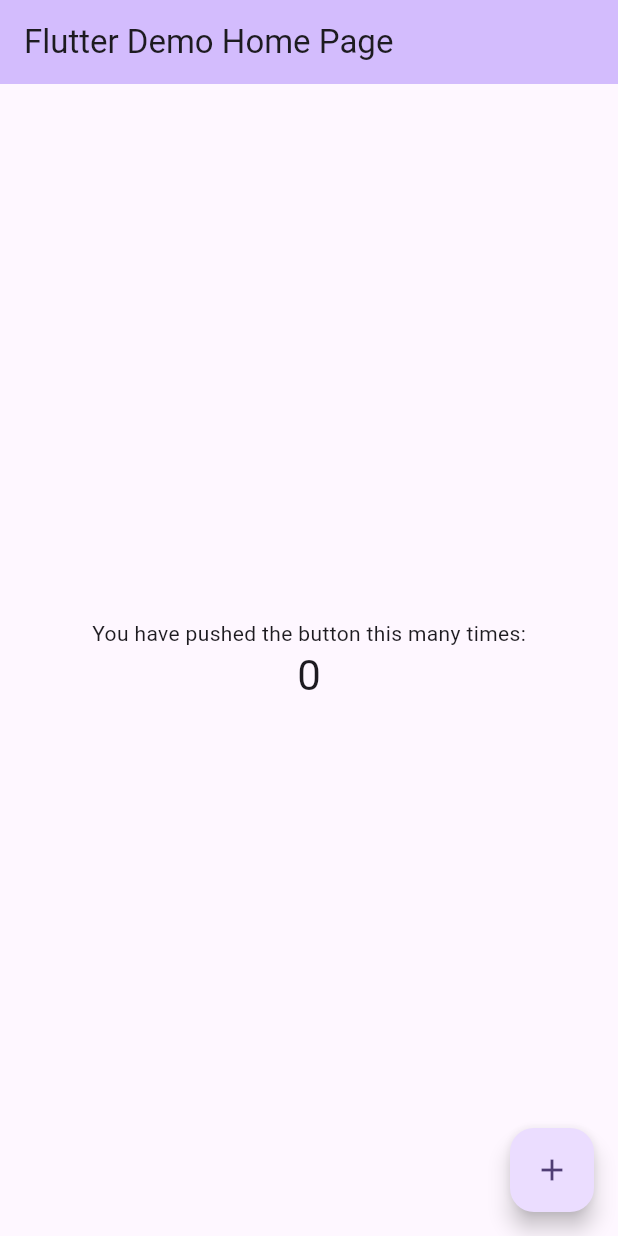
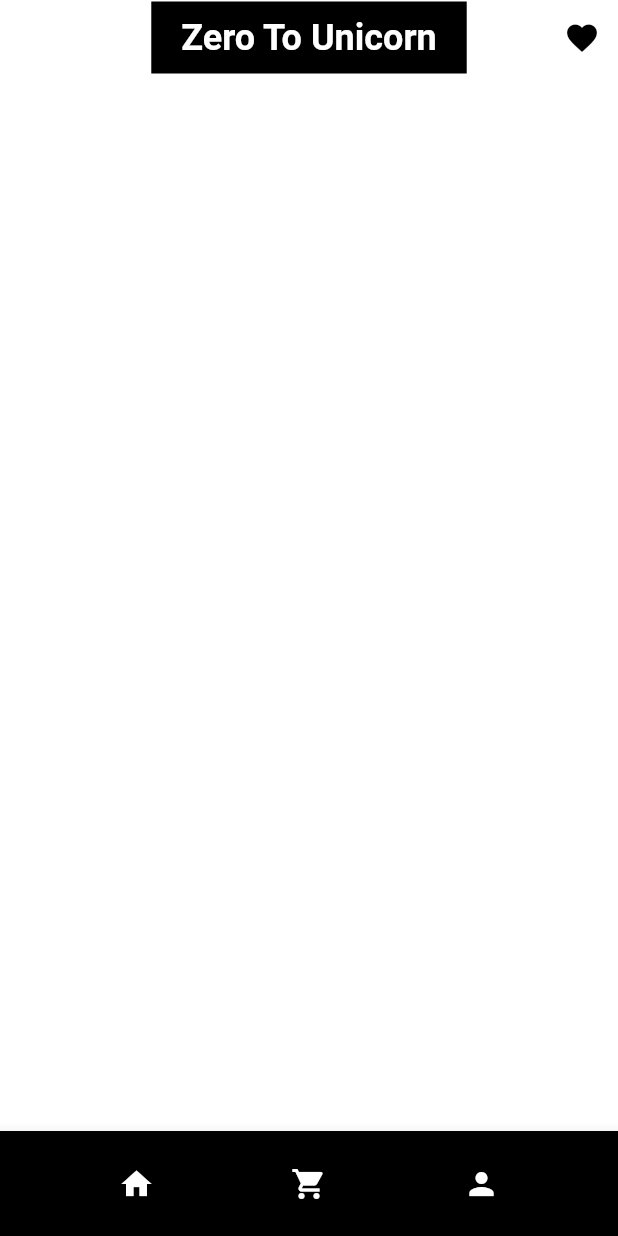
Before and after one commit to OhioTeppich/eCommerce, a Flutter app: the screen it shows after launch, on a phone screen of 412 x 824 dp. Run offline on Flutter 3.47's test engine with Material 2 defaults, Android fonts, the phone set to English and light mode, and no system bars; Roboto replaces fonts that are missing (Avenir).

Commit message:
AppBar, NavBar & App Route

```diff
--- /dev/null
+++ b/lib/config/app_router.dart
@@ -0,0 +1,39 @@
+import 'dart:developer';
+
+import 'package:ecommerce/screens/screens.dart';
+import 'package:flutter/material.dart';
+
+class AppRouter {
+  static Route onGenerateRoute(RouteSettings settings) {
+    log('This is route: $settings');
+
+    switch (settings.name) {
+      case '/':
+        return HomeScreen.route();
+/*       case HomeScreen.routeName:
+        return HomeScreen.route(); */
+      case CartScreen.routeName:
+        return CartScreen.route();
+      case WishlistScreen.routeName:
+        return WishlistScreen.route();
+      case ProductScreen.routeName:
+        return CartScreen.route();
+      case CatalogScreen.routeName:
+        return CartScreen.route();
+      default:
+        return _errorRoute();
+    }
+  }
+
+  static Route _errorRoute() {
+    return MaterialPageRoute(
+      settings: const RouteSettings(name: '/error'),
+      builder: (_) => Scaffold(
+        appBar: AppBar(
+          backgroundColor: Colors.red,
+          title: const Text('Error'),
+        ),
+      ),
+    );
+  }
+}
--- /dev/null
+++ b/lib/config/theme.dart
@@ -0,0 +1,54 @@
+import 'package:flutter/material.dart';
+
+ThemeData theme() {
+  return ThemeData(
+    scaffoldBackgroundColor: Colors.white,
+    fontFamily: 'Avenir',
+    textTheme: textTheme(),
+  );
+}
+
+TextTheme textTheme() {
+  return const TextTheme(
+    displayLarge: TextStyle(
+      color: Colors.black,
+      fontSize: 32,
+      fontWeight: FontWeight.bold,
+    ),
+    displayMedium: TextStyle(
+      color: Colors.black,
+      fontSize: 24,
+      fontWeight: FontWeight.bold,
+    ),
+    displaySmall: TextStyle(
+      color: Colors.black,
+      fontSize: 18,
+      fontWeight: FontWeight.bold,
+    ),
+    headlineMedium: TextStyle(
+      color: Colors.black,
+      fontSize: 16,
+      fontWeight: FontWeight.bold,
+    ),
+    headlineSmall: TextStyle(
+      color: Colors.black,
+      fontSize: 14,
+      fontWeight: FontWeight.normal,
+    ),
+    titleLarge: TextStyle(
+      color: Colors.black,
+      fontSize: 14,
+      fontWeight: FontWeight.normal,
+    ),
+    bodyLarge: TextStyle(
+      color: Colors.black,
+      fontSize: 12,
+      fontWeight: FontWeight.normal,
+    ),
+    bodyMedium: TextStyle(
+      color: Colors.black,
+      fontSize: 10,
+      fontWeight: FontWeight.normal,
+    ),
+  );
+}
--- a/lib/main.dart
+++ b/lib/main.dart
@@ -1,4 +1,9 @@
+import 'package:ecommerce/config/app_router.dart';
 import 'package:flutter/material.dart';
+
+import 'config/theme.dart';
+import 'screens/home/home_screen.dart';
+import 'widgets/widgets.dart';
 
 void main() {
   runApp(const MyApp());
@@ -11,86 +16,10 @@ class MyApp extends StatelessWidget {
   @override
   Widget build(BuildContext context) {
     return MaterialApp(
-      title: 'Flutter Demo',
-      theme: ThemeData(
-        colorScheme: ColorScheme.fromSeed(seedColor: Colors.deepPurple),
-        useMaterial3: true,
-      ),
-      home: const MyHomePage(title: 'Flutter Demo Home Page'),
+      title: 'Zero To Unicorn',
+      theme: theme(),
+      onGenerateRoute: AppRouter.onGenerateRoute,
+      initialRoute: HomeScreen.routeName,
     );
   }
 }
-
-class MyHomePage extends StatefulWidget {
-  const MyHomePage({super.key, required this.title});
-
-  final String title;
-
-  @override
-  State<MyHomePage> createState() => _MyHomePageState();
-}
-
-class _MyHomePageState extends State<MyHomePage> {
-  int _counter = 0;
-
-  void _incrementCounter() {
-    setState(() {
-      _counter++;
-    });
-  }
-
-  @override
-  Widget build(BuildContext context) {
-    // This method is rerun every time setState is called, for instance as done
-    // by the _incrementCounter method above.
-    //
-    // The Flutter framework has been optimized to make rerunning build methods
-    // fast, so that you can just rebuild anything that needs updating rather
-    // than having to individually change instances of widgets.
-    return Scaffold(
-      appBar: AppBar(
-        // TRY THIS: Try changing the color here to a specific color (to
-        // Colors.amber, perhaps?) and trigger a hot reload to see the AppBar
-        // change color while the other colors stay the same.
-        backgroundColor: Theme.of(context).colorScheme.inversePrimary,
-        // Here we take the value from the MyHomePage object that was created by
-        // the App.build method, and use it to set our appbar title.
-        title: Text(widget.title),
-      ),
-      body: Center(
-        // Center is a layout widget. It takes a single child and positions it
-        // in the middle of the parent.
-        child: Column(
-          // Column is also a layout widget. It takes a list of children and
-          // arranges them vertically. By default, it sizes itself to fit its
-          // children horizontally, and tries to be as tall as its parent.
-          //
-          // Column has various properties to control how it sizes itself and
-          // how it positions its children. Here we use mainAxisAlignment to
-          // center the children vertically; the main axis here is the vertical
-          // axis because Columns are vertical (the cross axis would be
-          // horizontal).
-          //
-          // TRY THIS: Invoke "debug painting" (choose the "Toggle Debug Paint"
-          // action in the IDE, or press "p" in the console), to see the
-          // wireframe for each widget.
-          mainAxisAlignment: MainAxisAlignment.center,
-          children: <Widget>[
-            const Text(
-              'You have pushed the button this many times:',
-            ),
-            Text(
-              '$_counter',
-              style: Theme.of(context).textTheme.headlineMedium,
-            ),
-          ],
-        ),
-      ),
-      floatingActionButton: FloatingActionButton(
-        onPressed: _incrementCounter,
-        tooltip: 'Increment',
-        child: const Icon(Icons.add),
-      ), // This trailing comma makes auto-formatting nicer for build methods.
-    );
-  }
-}
--- /dev/null
+++ b/lib/screens/home/home_screen.dart
@@ -0,0 +1,24 @@
+import 'package:flutter/material.dart';
+
+import '../../widgets/widgets.dart';
+
+class HomeScreen extends StatelessWidget {
+  static const String routeName = '/';
+
+  const HomeScreen({super.key});
+
+  static Route route() {
+    return MaterialPageRoute(
+      settings: const RouteSettings(name: routeName),
+      builder: (_) => const HomeScreen(),
+    );
+  }
+
+  @override
+  Widget build(BuildContext context) {
+    return const Scaffold(
+      appBar: CustomAppBar(title: 'Zero To Unicorn'),
+      bottomNavigationBar: CustomNavBar(),
+    );
+  }
+}
--- /dev/null
+++ b/lib/screens/screens.dart
@@ -0,0 +1,5 @@
+export 'home/home_screen.dart';
+export 'cart/cart_screen.dart';
+export 'catalog/catalog_screen.dart';
+export 'product/product_screen.dart';
+export 'wishlist/wishlist_screen.dart';
--- /dev/null
+++ b/lib/widgets/custom_appbar.dart
@@ -0,0 +1,43 @@
+import 'package:flutter/material.dart';
+
+class CustomAppBar extends StatelessWidget with PreferredSizeWidget {
+  final String title;
+  const CustomAppBar({
+    required this.title,
+    super.key,
+  });
+
+  @override
+  Widget build(BuildContext context) {
+    return AppBar(
+      backgroundColor: Colors.transparent,
+      elevation: 0,
+      centerTitle: true,
+      title: Container(
+        color: Colors.black,
+        padding: const EdgeInsets.symmetric(
+          horizontal: 20,
+          vertical: 10,
+        ),
+        child: Text(
+          title,
+          style: Theme.of(context)
+              .textTheme
+              .displayMedium!
+              .copyWith(color: Colors.white),
+        ),
+      ),
+      iconTheme: const IconThemeData(color: Colors.black),
+      actions: [
+        IconButton(
+            onPressed: () {
+              Navigator.pushNamed(context, '/wishlist');
+            },
+            icon: const Icon(Icons.favorite))
+      ],
+    );
+  }
+
+  @override
+  Size get preferredSize => const Size.fromHeight(50.0);
+}
--- /dev/null
+++ b/lib/widgets/custom_navbar.dart
@@ -0,0 +1,42 @@
+import 'package:flutter/material.dart';
+
+class CustomNavBar extends StatelessWidget {
+  const CustomNavBar({
+    super.key,
+  });
+
+  @override
+  Widget build(BuildContext context) {
+    return BottomAppBar(
+      color: Colors.black,
+      child: SizedBox(
+          height: 70,
+          child: Row(
+            mainAxisAlignment: MainAxisAlignment.spaceEvenly,
+            children: [
+              IconButton(
+                onPressed: () {
+                  Navigator.pushNamed(context, '/');
+                },
+                icon: const Icon(Icons.home),
+                color: Colors.white,
+              ),
+              IconButton(
+                onPressed: () {
+                  Navigator.pushNamed(context, '/cart');
+                },
+                icon: const Icon(Icons.shopping_cart),
+                color: Colors.white,
+              ),
+              IconButton(
+                onPressed: () {
+                  Navigator.pushNamed(context, '/user');
+                },
+                icon: const Icon(Icons.person),
+                color: Colors.white,
+              ),
+            ],
+          )),
+    );
+  }
+}
--- /dev/null
+++ b/lib/widgets/widgets.dart
@@ -0,0 +1,2 @@
+export 'custom_appbar.dart';
+export 'custom_navbar.dart';
```
Also changed, not shown: lib/screens/cart/cart_screen.dart (added, +24 -0 lines), lib/screens/catalog/catalog_screen.dart (added, +24 -0 lines), lib/screens/product/product_screen.dart (added, +24 -0 lines), lib/screens/wishlist/wishlist_screen.dart (added, +24 -0 lines).
